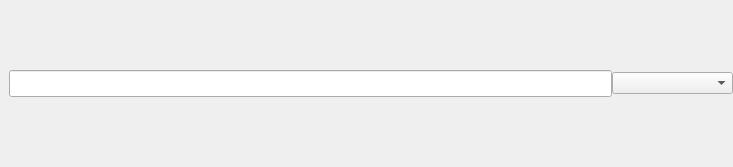
Qt form hBBr/Editor/CustomSearchLine.ui (hbbwang/HBBr) before a commit.
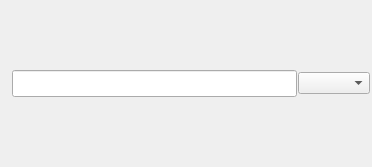
The same form after that commit.

The edit to the form file:
```diff
--- a/hBBr/Editor/CustomSearchLine.ui
+++ b/hBBr/Editor/CustomSearchLine.ui
@@ -6,7 +6,7 @@
    <rect>
     <x>0</x>
     <y>0</y>
-    <width>733</width>
+    <width>372</width>
     <height>167</height>
    </rect>
   </property>
@@ -32,19 +32,19 @@
    <item>
     <layout class="QHBoxLayout" name="horizontalLayout" stretch="0,5,1">
      <property name="spacing">
-      <number>0</number>
+      <number>1</number>
      </property>
      <property name="leftMargin">
-      <number>0</number>
+      <number>2</number>
      </property>
      <property name="topMargin">
-      <number>0</number>
+      <number>2</number>
      </property>
      <property name="rightMargin">
-      <number>0</number>
+      <number>2</number>
      </property>
      <property name="bottomMargin">
-      <number>0</number>
+      <number>2</number>
      </property>
      <item>
       <widget class="QLabel" name="label">
```
